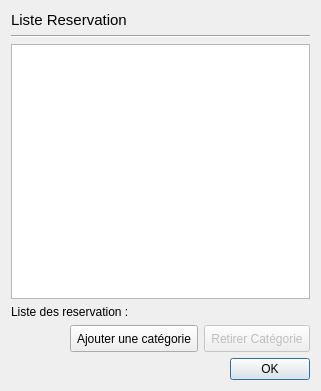
Above: listereserv.ui from abdeljalilanane/Innovative-Hotel-Manager before the change. Below: the same form after it.
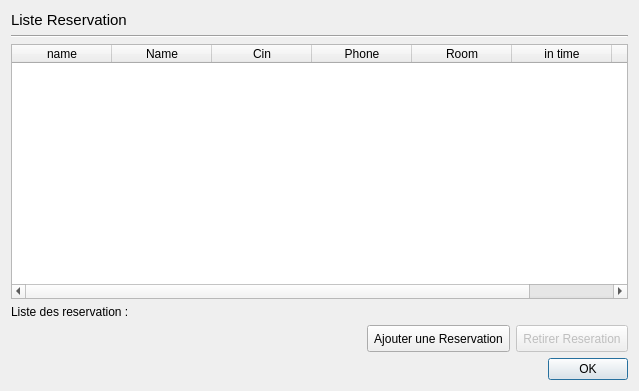
That is the form after the change.

Diff of the .ui file:
```diff
--- a/listereserv.ui
+++ b/listereserv.ui
@@ -6,7 +6,7 @@
    <rect>
     <x>0</x>
     <y>0</y>
-    <width>321</width>
+    <width>639</width>
     <height>391</height>
    </rect>
   </property>
@@ -83,7 +83,7 @@
         </size>
        </property>
        <property name="text">
-        <string>Ajouter une catégorie</string>
+        <string>Ajouter une Reservation</string>
        </property>
       </widget>
      </item>
@@ -99,7 +99,7 @@
         </size>
        </property>
        <property name="text">
-        <string>Retirer Catégorie</string>
+        <string>Retirer Reseration</string>
        </property>
       </widget>
      </item>
@@ -113,7 +113,43 @@
     </widget>
    </item>
    <item row="2" column="0">
-    <widget class="QTableWidget" name="catList"/>
+    <widget class="QTableWidget" name="catList">
+     <column>
+      <property name="text">
+       <string>name</string>
+      </property>
+     </column>
+     <column>
+      <property name="text">
+       <string>Name</string>
+      </property>
+     </column>
+     <column>
+      <property name="text">
+       <string>Cin</string>
+      </property>
+     </column>
+     <column>
+      <property name="text">
+       <string>Phone</string>
+      </property>
+     </column>
+     <column>
+      <property name="text">
+       <string>Room</string>
+      </property>
+     </column>
+     <column>
+      <property name="text">
+       <string>in time</string>
+      </property>
+     </column>
+     <column>
+      <property name="text">
+       <string>out time</string>
+      </property>
+     </column>
+    </widget>
    </item>
   </layout>
  </widget>
```
